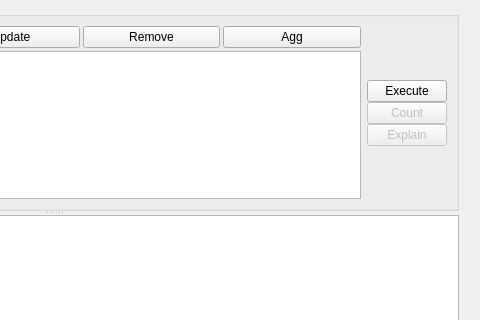
Before: the Qt Designer form qml/main.ui in naponmeka/monger, drawn with Qt 5; both pictures show x 559 to 1039 and y 0 to 320 of the 1039 by 638 pixel window.
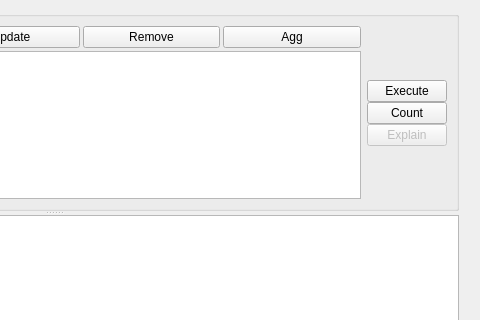
After: the same form once the commit is applied.

Patch:
```diff
--- a/qml/main.ui
+++ b/qml/main.ui
@@ -289,9 +289,6 @@
           </item>
           <item>
            <widget class="QPushButton" name="countBtn">
-            <property name="enabled">
-             <bool>false</bool>
-            </property>
             <property name="text">
              <string>Count</string>
             </property>
```
